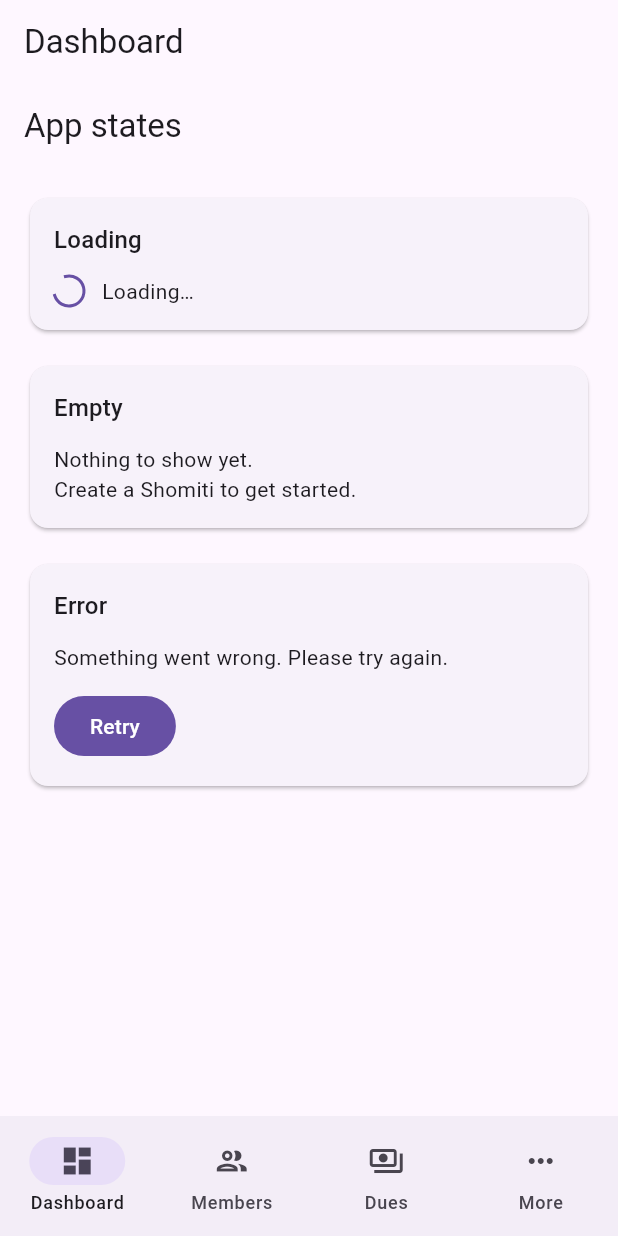
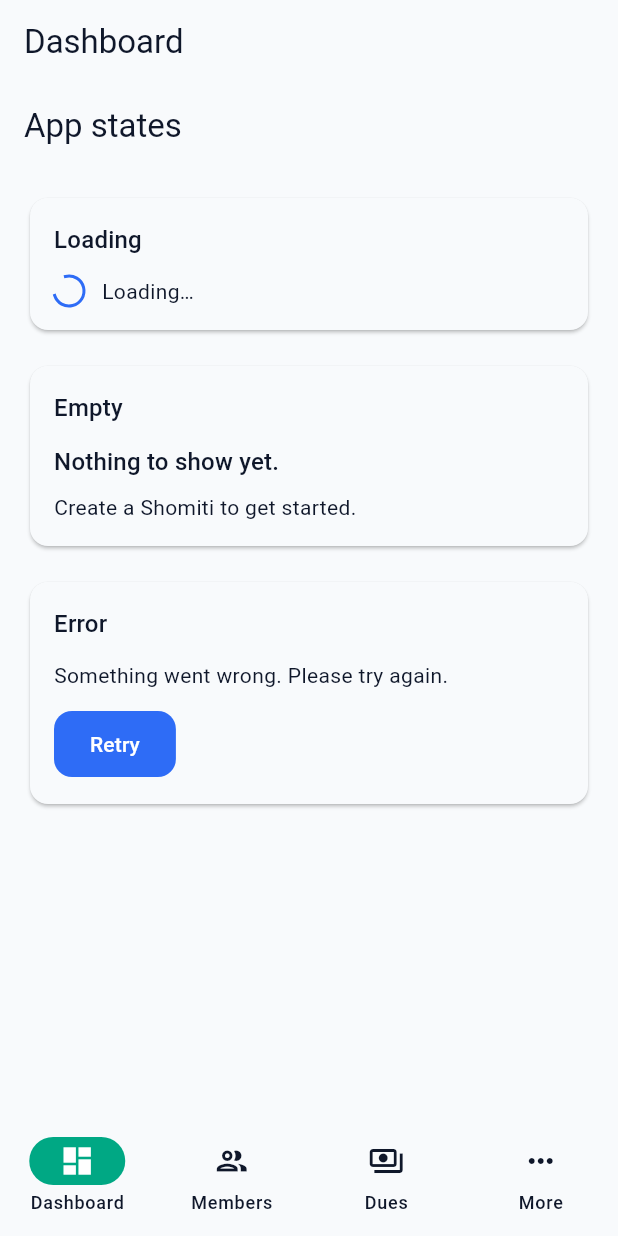
Before and after one commit to omar-khaium/tan_shomiti, a Flutter app: the AppStatesPage screen opened by its route, on a phone screen of 412 x 824 dp. Run offline on Flutter 3.47's test engine with Material 3 defaults, Android fonts, the phone set to English and light mode, and no system bars; our stand-ins replace flutter_riverpod, go_router.

```diff
--- a/lib/src/app/pages/app_states_page.dart
+++ b/lib/src/app/pages/app_states_page.dart
@@ -1,4 +1,10 @@
 import 'package:flutter/material.dart';
+
+import '../../core/ui/components/app_card.dart';
+import '../../core/ui/components/app_empty_state.dart';
+import '../../core/ui/components/app_error_state.dart';
+import '../../core/ui/components/app_loading_state.dart';
+import '../../core/ui/tokens/app_spacing.dart';
 
 class AppStatesPage extends StatelessWidget {
   const AppStatesPage({super.key});
@@ -8,21 +14,27 @@ class AppStatesPage extends StatelessWidget {
     return Scaffold(
       appBar: AppBar(title: const Text('App states')),
       body: ListView(
-        padding: const EdgeInsets.all(16),
+        padding: const EdgeInsets.all(AppSpacing.s16),
         children: const [
-          _StateCard(
+          _StateSection(
             title: 'Loading',
-            child: _LoadingState(),
+            child: AppLoadingState(),
           ),
-          SizedBox(height: 16),
-          _StateCard(
+          SizedBox(height: AppSpacing.s16),
+          _StateSection(
             title: 'Empty',
-            child: _EmptyState(),
+            child: AppEmptyState(
+              title: 'Nothing to show yet.',
+              message: 'Create a Shomiti to get started.',
             ),
-          SizedBox(height: 16),
-          _StateCard(
+          ),
+          SizedBox(height: AppSpacing.s16),
+          _StateSection(
             title: 'Error',
-            child: _ErrorState(),
+            child: AppErrorState(
+              message: 'Something went wrong. Please try again.',
+              onRetry: _noop,
+            ),
           ),
         ],
       ),
@@ -30,8 +42,10 @@ class AppStatesPage extends StatelessWidget {
   }
 }
 
-class _StateCard extends StatelessWidget {
-  const _StateCard({
+void _noop() {}
+
+class _StateSection extends StatelessWidget {
+  const _StateSection({
     required this.title,
     required this.child,
   });
@@ -41,67 +55,15 @@ class _StateCard extends StatelessWidget {
 
   @override
   Widget build(BuildContext context) {
-    return Card(
-      child: Padding(
-        padding: const EdgeInsets.all(16),
+    return AppCard(
       child: Column(
         crossAxisAlignment: CrossAxisAlignment.start,
         children: [
           Text(title, style: Theme.of(context).textTheme.titleMedium),
-            const SizedBox(height: 12),
+          const SizedBox(height: AppSpacing.s12),
           child,
         ],
-        ),
       ),
     );
   }
 }
-
-class _LoadingState extends StatelessWidget {
-  const _LoadingState();
-
-  @override
-  Widget build(BuildContext context) {
-    return const Row(
-      children: [
-        SizedBox(
-          height: 20,
-          width: 20,
-          child: CircularProgressIndicator(strokeWidth: 2),
-        ),
-        SizedBox(width: 12),
-        Text('Loading…'),
-      ],
-    );
-  }
-}
-
-class _EmptyState extends StatelessWidget {
-  const _EmptyState();
-
-  @override
-  Widget build(BuildContext context) {
-    return const Text(
-      'Nothing to show yet.\nCreate a Shomiti to get started.',
-    );
-  }
-}
-
-class _ErrorState extends StatelessWidget {
-  const _ErrorState();
-
-  @override
-  Widget build(BuildContext context) {
-    return Column(
-      crossAxisAlignment: CrossAxisAlignment.start,
-      children: [
-        const Text('Something went wrong. Please try again.'),
-        const SizedBox(height: 12),
-        FilledButton(
-          onPressed: () {},
-          child: const Text('Retry'),
-        ),
-      ],
-    );
-  }
-}
--- a/lib/src/app/pages/setup_placeholder_page.dart
+++ b/lib/src/app/pages/setup_placeholder_page.dart
@@ -2,6 +2,8 @@ import 'package:flutter/material.dart';
 import 'package:flutter_riverpod/flutter_riverpod.dart';
 import 'package:go_router/go_router.dart';
 
+import '../../core/ui/components/app_button.dart';
+import '../../core/ui/tokens/app_spacing.dart';
 import '../router/app_router.dart';
 
 class SetupPlaceholderPage extends ConsumerWidget {
@@ -12,7 +14,7 @@ class SetupPlaceholderPage extends ConsumerWidget {
     return Scaffold(
       appBar: AppBar(title: const Text('Setup')),
       body: Padding(
-        padding: const EdgeInsets.all(16),
+        padding: const EdgeInsets.all(AppSpacing.s16),
         child: Column(
           crossAxisAlignment: CrossAxisAlignment.start,
           children: [
@@ -20,18 +22,18 @@ class SetupPlaceholderPage extends ConsumerWidget {
               'No Shomiti is configured yet.',
               style: Theme.of(context).textTheme.titleLarge,
             ),
-            const SizedBox(height: 8),
+            const SizedBox(height: AppSpacing.s8),
             const Text(
               'In the next sprint, this becomes the full setup wizard.',
             ),
-            const SizedBox(height: 16),
-            FilledButton(
+            const SizedBox(height: AppSpacing.s16),
+            AppButton.primary(
               key: const Key('setup_continue_demo'),
+              label: 'Continue in demo mode',
               onPressed: () {
                 ref.read(shomitiConfiguredProvider.notifier).state = true;
                 context.go(dashboardLocation);
               },
-              child: const Text('Continue in demo mode'),
             ),
           ],
         ),
--- a/lib/src/app/tan_shomiti_app.dart
+++ b/lib/src/app/tan_shomiti_app.dart
@@ -2,6 +2,7 @@ import 'package:flutter/material.dart';
 import 'package:flutter_riverpod/flutter_riverpod.dart';
 
 import 'router/app_router.dart';
+import '../core/ui/theme/app_theme.dart';
 
 class TanShomitiApp extends ConsumerWidget {
   const TanShomitiApp({super.key});
@@ -12,6 +13,7 @@ class TanShomitiApp extends ConsumerWidget {
 
     return MaterialApp.router(
       debugShowCheckedModeBanner: false,
+      theme: AppTheme.light(),
       routerConfig: router,
     );
   }
```
Lines whose indentation alone changed are shown as unchanged.
